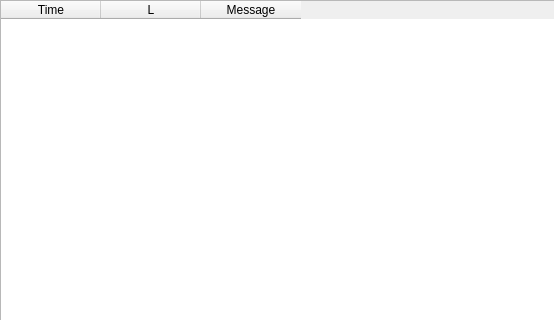
First picture: the form in app/src/widgets/logstablewidget/logstablewidget.ui, repository Gris87/TInvestor, before the edit; both pictures show x 0 to 554 and y 0 to 320 of the 746 by 479 pixel window.
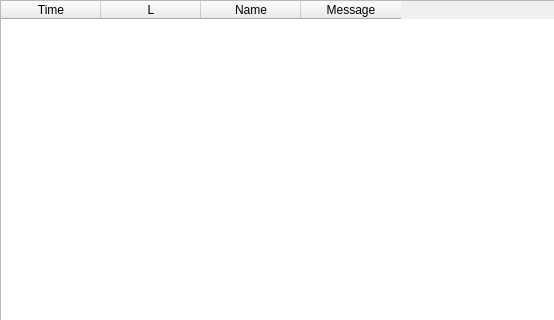
Second picture: the form after the edit.

```diff
--- a/app/src/widgets/logstablewidget/logstablewidget.ui
+++ b/app/src/widgets/logstablewidget/logstablewidget.ui
@@ -41,7 +41,7 @@
       <enum>QAbstractItemView::SelectionBehavior::SelectRows</enum>
      </property>
      <property name="columnCount">
-      <number>3</number>
+      <number>4</number>
      </property>
      <attribute name="horizontalHeaderShowSortIndicator" stdset="0">
       <bool>true</bool>
@@ -56,6 +56,11 @@
        <string notr="true">L</string>
       </property>
      </column>
+     <column>
+      <property name="text">
+       <string>Name</string>
+      </property>
+     </column>
      <column>
       <property name="text">
        <string>Message</string>
```
